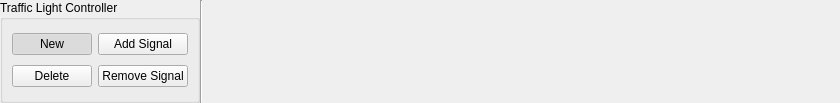
First picture: the form in src/OpenCOVER/DrivingSim/oddlot/src/gui/tools/SignalRibbon.ui, repository hlrs-vis/covise, before the edit.
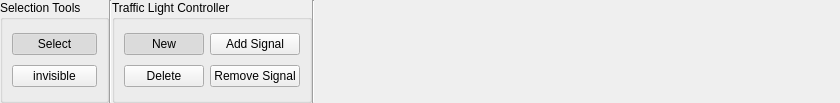
Second picture: the form after the edit.

Commit message: selection tool changed, move several signals and objects

What changed in the file:
```diff
--- a/src/OpenCOVER/DrivingSim/oddlot/src/gui/tools/SignalRibbon.ui
+++ b/src/OpenCOVER/DrivingSim/oddlot/src/gui/tools/SignalRibbon.ui
@@ -19,10 +19,7 @@
   <property name="windowTitle">
    <string>Form</string>
   </property>
-  <layout class="QHBoxLayout" name="horizontalLayout">
-   <property name="spacing">
-    <number>0</number>
-   </property>
+  <layout class="QGridLayout" name="gridLayout">
    <property name="leftMargin">
     <number>0</number>
    </property>
@@ -35,13 +32,71 @@
    <property name="bottomMargin">
     <number>0</number>
    </property>
-   <item>
+   <property name="spacing">
+    <number>0</number>
+   </property>
+   <item row="0" column="5">
+    <widget class="Line" name="line_type">
+     <property name="orientation">
+      <enum>Qt::Vertical</enum>
+     </property>
+    </widget>
+   </item>
+   <item row="0" column="6">
+    <spacer name="horizontalSpacer">
+     <property name="orientation">
+      <enum>Qt::Horizontal</enum>
+     </property>
+     <property name="sizeHint" stdset="0">
+      <size>
+       <width>40</width>
+       <height>20</height>
+      </size>
+     </property>
+    </spacer>
+   </item>
+   <item row="0" column="0">
+    <widget class="QGroupBox" name="selectionBox">
+     <property name="title">
+      <string>Selection Tools</string>
+     </property>
+     <layout class="QGridLayout" name="gridLayout_7">
+      <item row="1" column="0">
+       <widget class="QPushButton" name="select">
+        <property name="text">
+         <string>Select</string>
+        </property>
+        <property name="checkable">
+         <bool>true</bool>
+        </property>
+        <property name="checked">
+         <bool>true</bool>
+        </property>
+       </widget>
+      </item>
+      <item row="2" column="0">
+       <widget class="QPushButton" name="invisibleButton">
+        <property name="enabled">
+         <bool>true</bool>
+        </property>
+        <property name="text">
+         <string>invisible</string>
+        </property>
+        <property name="checkable">
+         <bool>true</bool>
+        </property>
+       </widget>
+      </item>
+     </layout>
+    </widget>
+   </item>
+   <item row="0" column="2">
     <widget class="QGroupBox" name="crossfallBox">
      <property name="title">
       <string>Traffic Light Controller</string>
      </property>
      <layout class="QGridLayout" name="gridLayout_3">
-      <item row="1" column="0">
+      <item row="1" column="1">
        <widget class="QPushButton" name="newController">
         <property name="text">
          <string>New</string>
@@ -54,7 +109,7 @@
         </property>
        </widget>
       </item>
-      <item row="1" column="1">
+      <item row="1" column="2">
        <widget class="QPushButton" name="addSignal">
         <property name="text">
          <string>Add Signal</string>
@@ -64,7 +119,7 @@
         </property>
        </widget>
       </item>
-      <item row="2" column="0">
+      <item row="2" column="1">
        <widget class="QPushButton" name="deleteController">
         <property name="text">
          <string>Delete</string>
@@ -74,7 +129,7 @@
         </property>
        </widget>
       </item>
-      <item row="2" column="1">
+      <item row="2" column="2">
        <widget class="QPushButton" name="removeSignal">
         <property name="text">
          <string>Remove Signal</string>
@@ -84,26 +139,13 @@
      </layout>
     </widget>
    </item>
-   <item>
-    <widget class="Line" name="line_type">
+   <item row="0" column="1">
+    <widget class="Line" name="line_type_2">
      <property name="orientation">
       <enum>Qt::Vertical</enum>
      </property>
     </widget>
    </item>
-   <item>
-    <spacer name="horizontalSpacer">
-     <property name="orientation">
-      <enum>Qt::Horizontal</enum>
-     </property>
-     <property name="sizeHint" stdset="0">
-      <size>
-       <width>40</width>
-       <height>20</height>
-      </size>
-     </property>
-    </spacer>
-   </item>
   </layout>
  </widget>
  <resources/>
```
The commit also changes 51 other files.
